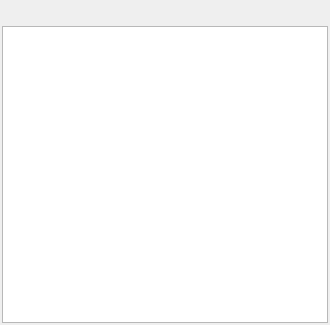
The window that src/gui/NoteWidget.ui (ndtho8205/quick-sticky-notes) describes before a commit, drawn with Qt 5.
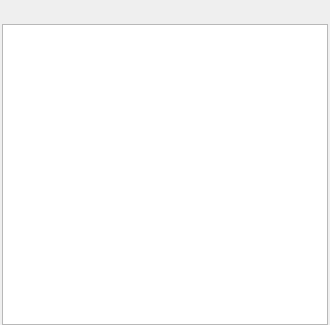
The same window after the commit. Icons and pictures are not drawn.

Commit message: Extract app tray icon to seperate class. NoteWidget can move and resize now. Implement lock NoteWidget.

```diff
--- a/src/gui/NoteWidget.ui
+++ b/src/gui/NoteWidget.ui
@@ -13,6 +13,12 @@
     <height>325</height>
    </rect>
   </property>
+  <property name="sizePolicy">
+   <sizepolicy hsizetype="Preferred" vsizetype="Preferred">
+    <horstretch>0</horstretch>
+    <verstretch>0</verstretch>
+   </sizepolicy>
+  </property>
   <property name="windowTitle">
    <string>Note</string>
   </property>
@@ -36,7 +42,7 @@
   </property>
   <layout class="QVBoxLayout" name="layout">
    <property name="spacing">
-    <number>2</number>
+    <number>0</number>
    </property>
    <property name="leftMargin">
     <number>2</number>
@@ -48,7 +54,7 @@
     <number>2</number>
    </property>
    <property name="bottomMargin">
-    <number>2</number>
+    <number>0</number>
    </property>
    <item>
     <layout class="QHBoxLayout" name="layoutTopbar">
```
Left out of the diff: 13 changed lines with no effect on the pictures. The commit also changes 13 other files.
